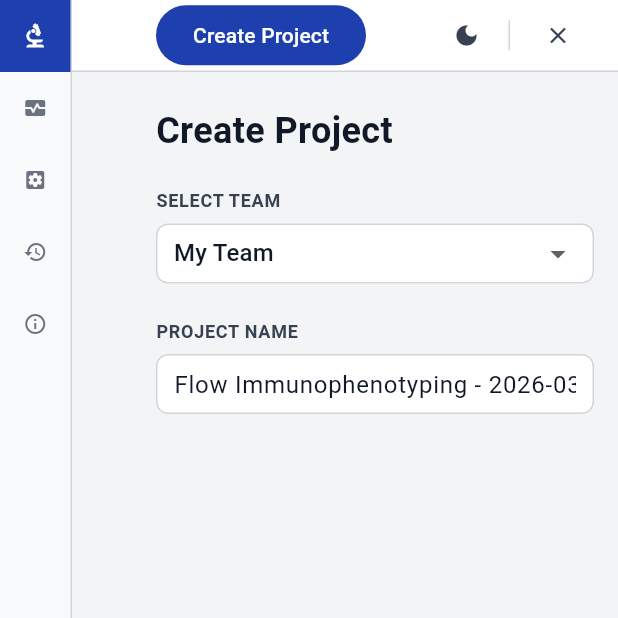
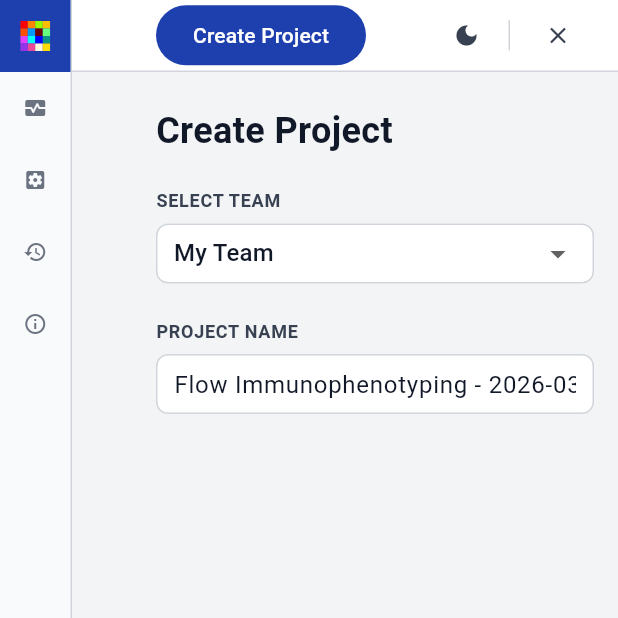
Before and after one commit to tercen/immunophenotyping_v3_webapp_operator, a Flutter app: the screen it shows after launch, after a tap on the "chevron left" icon, on a phone screen of 412 x 824 dp, the top half of it. Run offline on Flutter 3.47's test engine with Material 3 defaults, Android fonts, the phone set to English and light mode, and no system bars; our stand-ins replace flutter_svg, font_awesome_flutter, get_it, shared_preferences, web; missing offline and left inert: dart:js_interop, sci_tercen_client; Roboto replaces fonts that are missing (Fira Sans).

Commit message:
Replace Material icon with custom App.svg icon in left panel header
Co-Authored-By: Claude Opus 4.6 <noreply@anthropic.com>

```diff
--- a/lib/presentation/screens/home_screen.dart
+++ b/lib/presentation/screens/home_screen.dart
@@ -2,6 +2,7 @@ import 'dart:js_interop';
 import 'dart:typed_data';
 
 import 'package:flutter/material.dart';
+import 'package:flutter_svg/flutter_svg.dart';
 import 'package:provider/provider.dart';
 import 'package:web/web.dart' as web;
 import '../providers/app_state_provider.dart';
@@ -81,7 +82,7 @@ class _HomeScreenState extends State<HomeScreen> {
 
     return AppShell(
       appTitle: 'Flow Immunophenotyping',
-      appIcon: Icons.biotech,
+      appIcon: SvgPicture.asset('assets/images/app_icon.svg', width: 20, height: 20),
       sections: const [
         PanelSection(
           icon: Icons.monitor_heart,
--- a/lib/presentation/widgets/app_shell.dart
+++ b/lib/presentation/widgets/app_shell.dart
@@ -12,7 +12,7 @@ import 'left_panel/left_panel.dart';
 /// The Status Panel (LeftPanel) remains fully interactive during Running.
 class AppShell extends StatelessWidget {
   final String appTitle;
-  final IconData appIcon;
+  final Widget appIcon;
   final List<PanelSection> sections;
   final Widget content;
 
--- a/lib/presentation/widgets/left_panel/left_panel.dart
+++ b/lib/presentation/widgets/left_panel/left_panel.dart
@@ -29,7 +29,7 @@ class PanelSection {
 /// Only replace the sections list with app-specific sections.
 class LeftPanel extends StatefulWidget {
   final String appTitle;
-  final IconData appIcon;
+  final Widget appIcon;
   final List<PanelSection> sections;
 
   const LeftPanel({
--- a/lib/presentation/widgets/left_panel/left_panel_header.dart
+++ b/lib/presentation/widgets/left_panel/left_panel_header.dart
@@ -10,7 +10,7 @@ import 'package:provider/provider.dart';
 /// Expanded: icon + title + theme toggle + collapse chevron (left to right).
 /// Collapsed: icon only (centered). Theme toggle and chevron move to footer.
 class LeftPanelHeader extends StatelessWidget {
-  final IconData appIcon;
+  final Widget appIcon;
   final String appTitle;
   final bool isCollapsed;
   final VoidCallback onToggleCollapse;
@@ -38,14 +38,14 @@ class LeftPanelHeader extends StatelessWidget {
 
   Widget _buildCollapsed() {
     return Center(
-      child: Icon(appIcon, color: Colors.white, size: 20),
+      child: appIcon,
     );
   }
 
   Widget _buildExpanded(BuildContext context) {
     return Row(
       children: [
-        Icon(appIcon, color: Colors.white, size: 20),
+        appIcon,
         const SizedBox(width: AppSpacing.sm),
         Expanded(
           child: Text(
--- a/pubspec.yaml
+++ b/pubspec.yaml
@@ -22,6 +22,7 @@ dependencies:
       url: https://github.com/tercen/sci_tercen_client.git
       ref: 1.15.1
       path: sci_tercen_client
+  flutter_svg: ^2.2.3
 
 dev_dependencies:
   flutter_test:
```
Also changed, not shown: assets/images/app_icon.svg (added), pubspec.lock, 8 other files.
